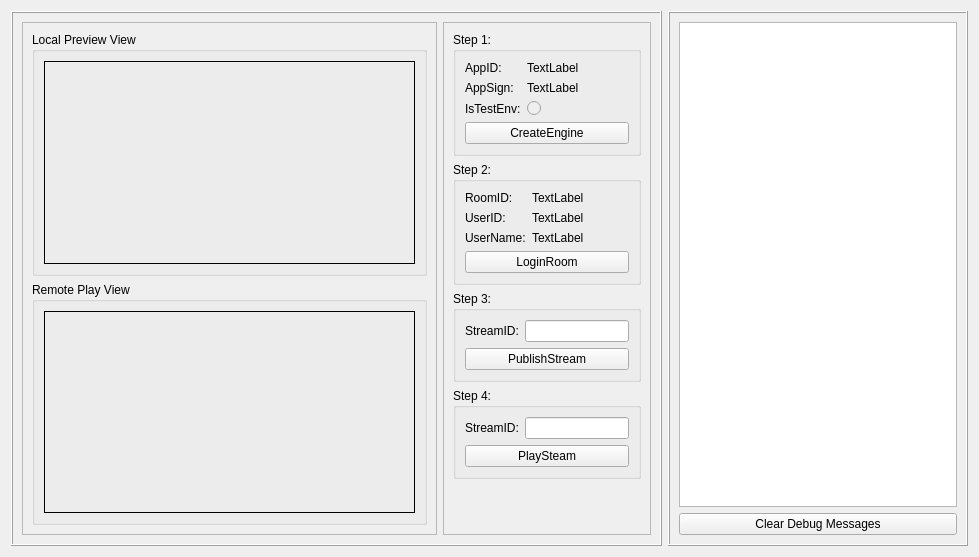
Qt form QuickStart/ZegoQuickStartDemo.ui (zegoim/zego-express-example-topics-cpp) before a commit.
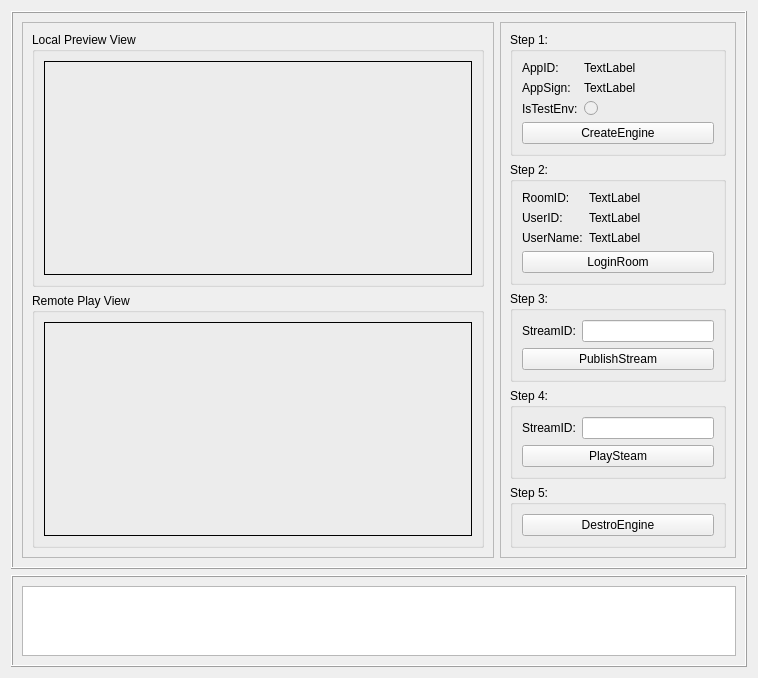
The same form after that commit.

```diff
--- a/QuickStart/ZegoQuickStartDemo.ui
+++ b/QuickStart/ZegoQuickStartDemo.ui
@@ -6,14 +6,14 @@
    <rect>
     <x>0</x>
     <y>0</y>
-    <width>979</width>
-    <height>557</height>
+    <width>758</width>
+    <height>594</height>
    </rect>
   </property>
   <property name="windowTitle">
    <string>Form</string>
   </property>
-  <layout class="QHBoxLayout" name="horizontalLayout_4" stretch="3,1">
+  <layout class="QVBoxLayout" name="verticalLayout_3" stretch="3,1">
    <item>
     <widget class="QFrame" name="frame">
      <property name="frameShape">
@@ -93,14 +93,93 @@
           <verstretch>0</verstretch>
          </sizepolicy>
         </property>
+        <property name="maximumSize">
+         <size>
+          <width>500</width>
+          <height>16777215</height>
+         </size>
+        </property>
         <property name="frameShape">
          <enum>QFrame::StyledPanel</enum>
         </property>
         <property name="frameShadow">
          <enum>QFrame::Raised</enum>
         </property>
-        <layout class="QFormLayout" name="formLayout_4">
-         <item row="2" column="0" colspan="2">
+        <layout class="QVBoxLayout" name="verticalLayout_4">
+         <item>
+          <widget class="QGroupBox" name="groupBox_3">
+           <property name="title">
+            <string>Step 1:</string>
+           </property>
+           <layout class="QGridLayout" name="gridLayout">
+            <item row="2" column="0">
+             <widget class="QLabel" name="label_3">
+              <property name="text">
+               <string>IsTestEnv:</string>
+              </property>
+             </widget>
+            </item>
+            <item row="2" column="1">
+             <widget class="QRadioButton" name="radioButton_isTestEnv">
+              <property name="enabled">
+               <bool>false</bool>
+              </property>
+              <property name="sizePolicy">
+               <sizepolicy hsizetype="Expanding" vsizetype="Fixed">
+                <horstretch>0</horstretch>
+                <verstretch>0</verstretch>
+               </sizepolicy>
+              </property>
+              <property name="text">
+               <string/>
+              </property>
+             </widget>
+            </item>
+            <item row="1" column="1">
+             <widget class="QLabel" name="label_appSign">
+              <property name="maximumSize">
+               <size>
+                <width>100</width>
+                <height>16777215</height>
+               </size>
+              </property>
+              <property name="text">
+               <string>TextLabel</string>
+              </property>
+             </widget>
+            </item>
+            <item row="3" column="0" colspan="2">
+             <widget class="QPushButton" name="pushButton_createEngine">
+              <property name="text">
+               <string>CreateEngine</string>
+              </property>
+             </widget>
+            </item>
+            <item row="0" column="1">
+             <widget class="QLabel" name="label_appID">
+              <property name="text">
+               <string>TextLabel</string>
+              </property>
+             </widget>
+            </item>
+            <item row="1" column="0">
+             <widget class="QLabel" name="label_2">
+              <property name="text">
+               <string>AppSign:</string>
+              </property>
+             </widget>
+            </item>
+            <item row="0" column="0">
+             <widget class="QLabel" name="label">
+              <property name="text">
+               <string>AppID:</string>
+              </property>
+             </widget>
+            </item>
+           </layout>
+          </widget>
+         </item>
+         <item>
           <widget class="QGroupBox" name="groupBox_4">
            <property name="title">
             <string>Step 2:</string>
@@ -158,7 +237,7 @@
            </layout>
           </widget>
          </item>
-         <item row="4" column="0" colspan="2">
+         <item>
           <widget class="QGroupBox" name="groupBox_5">
            <property name="title">
             <string>Step 3:</string>
@@ -184,7 +263,7 @@
            </layout>
           </widget>
          </item>
-         <item row="6" column="0" colspan="2">
+         <item>
           <widget class="QGroupBox" name="groupBox_7">
            <property name="title">
             <string>Step 4:</string>
@@ -210,79 +289,35 @@
            </layout>
           </widget>
          </item>
-         <item row="0" column="0" colspan="2">
-          <widget class="QGroupBox" name="groupBox_3">
+         <item>
+          <widget class="QGroupBox" name="groupBox_6">
            <property name="title">
-            <string>Step 1:</string>
+            <string>Step 5:</string>
            </property>
-           <layout class="QGridLayout" name="gridLayout">
-            <item row="0" column="1">
-             <widget class="QLabel" name="label_appID">
+           <layout class="QGridLayout" name="gridLayout_2">
+            <item row="0" column="0" colspan="2">
+             <widget class="QPushButton" name="pushButton_destroyEngine">
               <property name="text">
-               <string>TextLabel</string>
-              </property>
-             </widget>
-            </item>
-            <item row="1" column="0">
-             <widget class="QLabel" name="label_2">
-              <property name="text">
-               <string>AppSign:</string>
-              </property>
-             </widget>
-            </item>
-            <item row="0" column="0">
-             <widget class="QLabel" name="label">
-              <property name="text">
-               <string>AppID:</string>
-              </property>
-             </widget>
-            </item>
-            <item row="2" column="1">
-             <widget class="QRadioButton" name="radioButton_isTestEnv">
-              <property name="enabled">
-               <bool>false</bool>
-              </property>
-              <property name="sizePolicy">
-               <sizepolicy hsizetype="Expanding" vsizetype="Fixed">
-                <horstretch>0</horstretch>
-                <verstretch>0</verstretch>
-               </sizepolicy>
-              </property>
-              <property name="text">
-               <string/>
-              </property>
-             </widget>
-            </item>
-            <item row="2" column="0">
-             <widget class="QLabel" name="label_3">
-              <property name="text">
-               <string>IsTestEnv:</string>
-              </property>
-             </widget>
-            </item>
-            <item row="1" column="1">
-             <widget class="QLabel" name="label_appSign">
-              <property name="maximumSize">
-               <size>
-                <width>100</width>
-                <height>16777215</height>
-               </size>
-              </property>
-              <property name="text">
-               <string>TextLabel</string>
-              </property>
-             </widget>
-            </item>
-            <item row="3" column="0" colspan="2">
-             <widget class="QPushButton" name="pushButton_createEngine">
-              <property name="text">
-               <string>CreateEngine</string>
+               <string>DestroEngine</string>
               </property>
              </widget>
             </item>
            </layout>
           </widget>
          </item>
+         <item>
+          <spacer name="verticalSpacer">
+           <property name="orientation">
+            <enum>Qt::Vertical</enum>
+           </property>
+           <property name="sizeHint" stdset="0">
+            <size>
+             <width>20</width>
+             <height>40</height>
+            </size>
+           </property>
+          </spacer>
+         </item>
         </layout>
        </widget>
       </item>
@@ -327,13 +362,6 @@
         </property>
        </widget>
       </item>
-      <item>
-       <widget class="QPushButton" name="pushButton_clear_log">
-        <property name="text">
-         <string>Clear Debug Messages</string>
-        </property>
-       </widget>
-      </item>
      </layout>
     </widget>
    </item>
```
